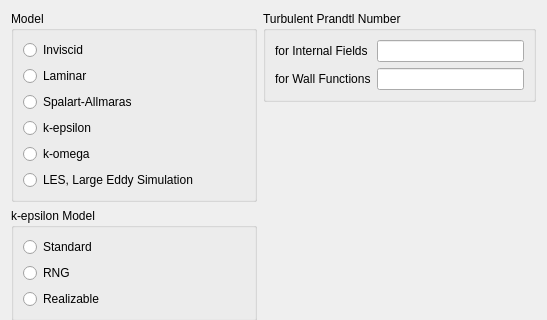
Old version of the form view/setup/models/turbulence_dialog.ui in the repository nextfoam/baram; both pictures show x 0 to 547 and y 0 to 320 of the 547 by 526 pixel window.
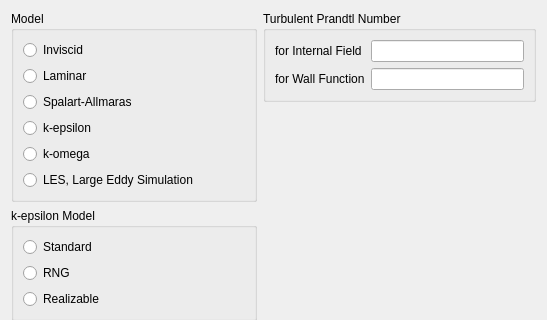
New version of the form.

Commit message: Issue #112, To make the names clearer

Diff of the .ui file:
```diff
--- a/view/setup/models/turbulence_dialog.ui
+++ b/view/setup/models/turbulence_dialog.ui
@@ -281,7 +281,7 @@
             <item row="0" column="0">
              <widget class="QLabel" name="label">
               <property name="text">
-               <string>for Internal Fields</string>
+               <string>for Internal Field</string>
               </property>
              </widget>
             </item>
@@ -291,7 +291,7 @@
             <item row="1" column="0">
              <widget class="QLabel" name="label_2">
               <property name="text">
-               <string>for Wall Functions</string>
+               <string>for Wall Function</string>
               </property>
              </widget>
             </item>
```
